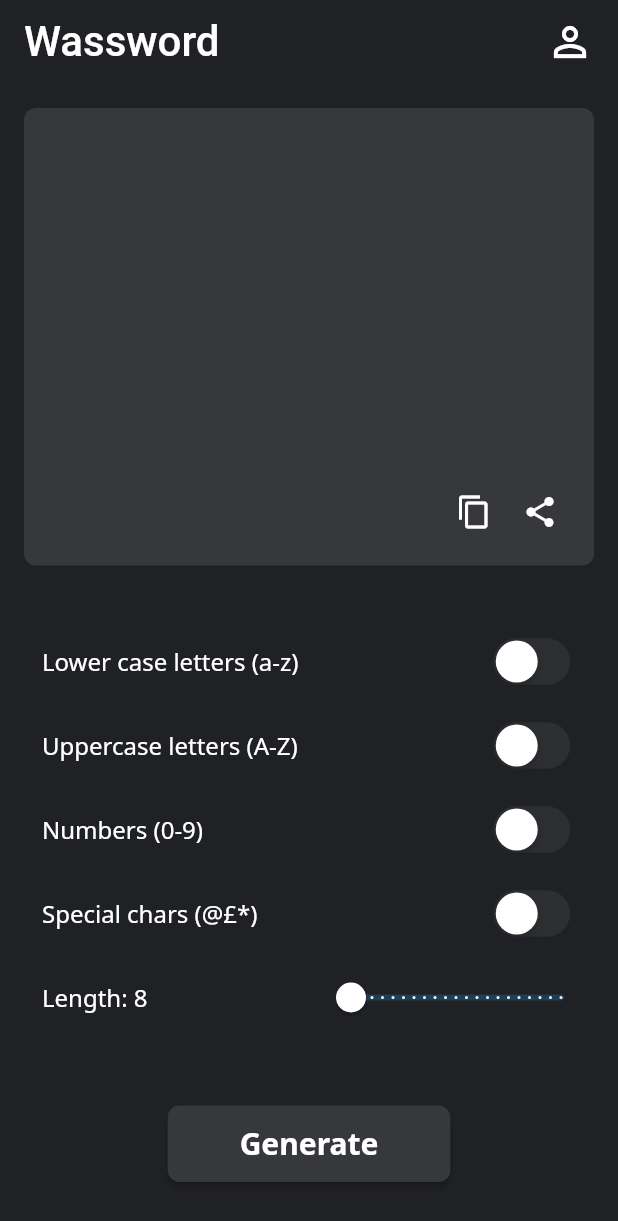
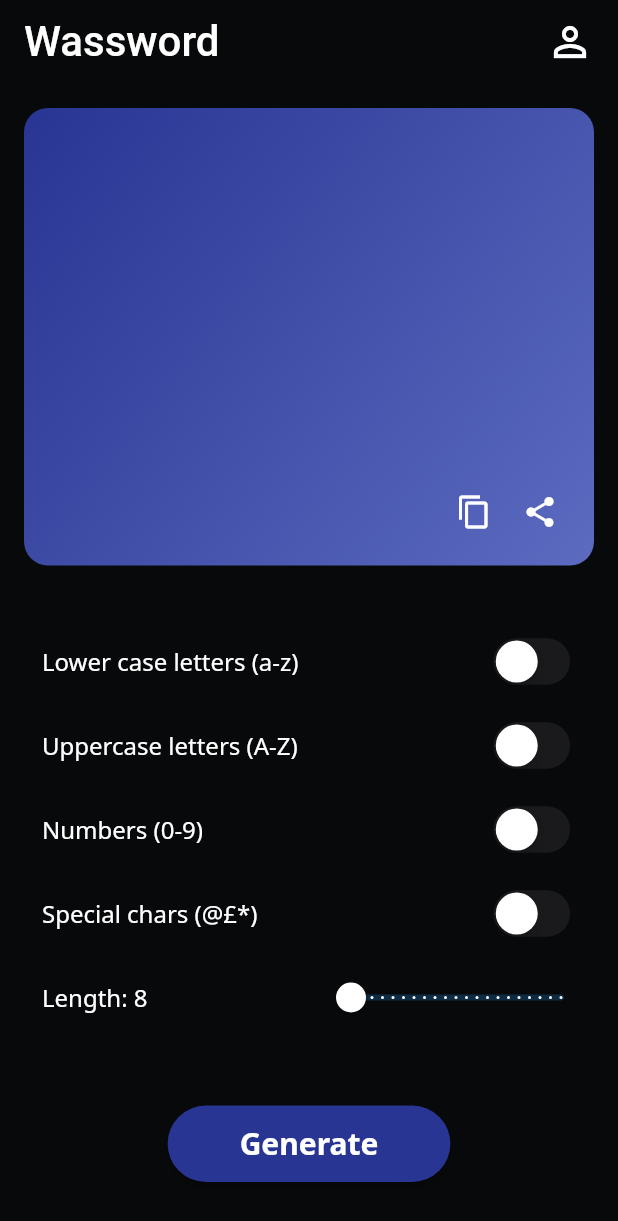
Before and after one commit to polilluminato/wassword-flutter, a Flutter app: the screen it shows after launch, on a phone screen of 412 x 824 dp. Shown: the top 1221 px of the screen. Run offline on Flutter 3.47's test engine with Material 2 defaults, Android fonts, the light colour scheme and no system bars; our stand-ins replace flutter_mobx, fluttertoast, google_fonts, mobx, share; generated files the repository leaves out were written again.

Commit message:
Testing some UI change

```diff
--- a/lib/pages/home_page.dart
+++ b/lib/pages/home_page.dart
@@ -78,9 +78,16 @@ class _HomePageState extends State<HomePage> {
             children: [
               Container(
                 decoration: new BoxDecoration(
-                  color: colorGreyLight,
+                  gradient: LinearGradient(
+                    begin: FractionalOffset.topLeft,
+                    end: FractionalOffset.bottomRight,
+                    colors: [
+                      colorAccentDark,
+                      colorAccentLight
+                    ]
+                  ),
                   shape: BoxShape.rectangle,
-                  borderRadius: new BorderRadius.all(Radius.circular(8)),
+                  borderRadius: new BorderRadius.all(Radius.circular(16)),
                 ),
                 margin: EdgeInsets.all(16),
                 padding: EdgeInsets.symmetric(horizontal: 24),
@@ -221,16 +228,16 @@ class _HomePageState extends State<HomePage> {
                 margin: EdgeInsets.only(top: 48, bottom: 36),
                 child: new RaisedButton(
                     padding: EdgeInsets.symmetric(horizontal: 48, vertical: 12),
-                    color: colorGreyLight,
+                    color: colorAccentDark,
                     onPressed: () => {passwordStore.generateNew()},
-                    textColor: colorAccent,
+                    textColor: colorWhite,
                     child: new Text("Generate",
                         style: new TextStyle(
                             color: colorWhite,
                             fontSize: 20,
                             fontWeight: FontWeight.bold)),
                     shape: new RoundedRectangleBorder(
-                        borderRadius: new BorderRadius.circular(8))),
+                        borderRadius: new BorderRadius.circular(50))),
               )
             ]))
       ]),
--- a/lib/styles/my_colors.dart
+++ b/lib/styles/my_colors.dart
@@ -1,9 +1,10 @@
 import 'package:flutter/material.dart';
 
 Color colorWhite = const Color(0xFFFFFFFF);
-Color colorMyBlue = const Color(0xFF1976D2);
-Color colorAccent = colorMyBlue;
 Color colorLightGrey = const Color(0xFFE0E0E0);
 
-Color colorGreyLight = const Color(0xFF37383b);
-Color colorGreyDark = const Color(0xFF202124);
+Color colorGreyLight = const Color(0xFF525356);
+Color colorGreyDark = const Color(0xFF08090b);
+
+Color colorAccentDark = const Color(0xFF283593);
+Color colorAccentLight = const Color(0xFF5C6BC0);
```
